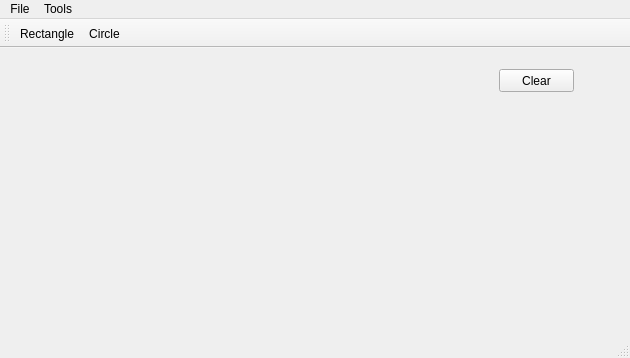
Before: the Qt Designer form Paint/mainwindow.ui in DerCodeHahn/cpp, drawn with Qt 5.
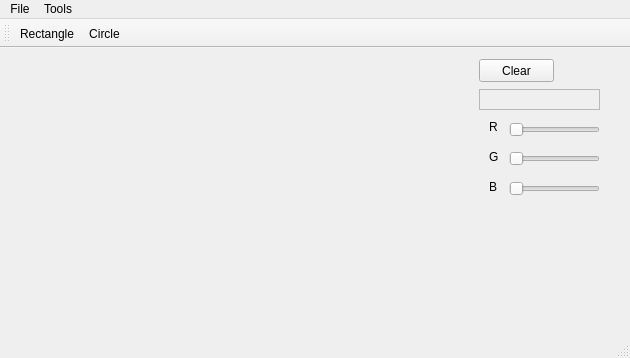
After: the same form once the commit is applied.

Commit message: added RGB Color Picker

```diff
--- a/Paint/mainwindow.ui
+++ b/Paint/mainwindow.ui
@@ -34,8 +34,8 @@
       <widget class="QPushButton" name="clearButton">
        <property name="geometry">
         <rect>
-         <x>30</x>
-         <y>10</y>
+         <x>10</x>
+         <y>0</y>
          <width>75</width>
          <height>23</height>
         </rect>
@@ -50,6 +50,109 @@
         <bool>false</bool>
        </property>
       </widget>
+      <widget class="QSlider" name="redSlider">
+       <property name="geometry">
+        <rect>
+         <x>40</x>
+         <y>60</y>
+         <width>91</width>
+         <height>22</height>
+        </rect>
+       </property>
+       <property name="maximum">
+        <number>255</number>
+       </property>
+       <property name="orientation">
+        <enum>Qt::Horizontal</enum>
+       </property>
+      </widget>
+      <widget class="QSlider" name="greenSlider">
+       <property name="geometry">
+        <rect>
+         <x>40</x>
+         <y>90</y>
+         <width>91</width>
+         <height>20</height>
+        </rect>
+       </property>
+       <property name="maximum">
+        <number>255</number>
+       </property>
+       <property name="orientation">
+        <enum>Qt::Horizontal</enum>
+       </property>
+      </widget>
+      <widget class="QSlider" name="blueSlider">
+       <property name="geometry">
+        <rect>
+         <x>40</x>
+         <y>120</y>
+         <width>91</width>
+         <height>20</height>
+        </rect>
+       </property>
+       <property name="maximum">
+        <number>255</number>
+       </property>
+       <property name="orientation">
+        <enum>Qt::Horizontal</enum>
+       </property>
+      </widget>
+      <widget class="QLabel" name="label">
+       <property name="geometry">
+        <rect>
+         <x>20</x>
+         <y>60</y>
+         <width>16</width>
+         <height>16</height>
+        </rect>
+       </property>
+       <property name="text">
+        <string>R</string>
+       </property>
+      </widget>
+      <widget class="QLabel" name="label_2">
+       <property name="geometry">
+        <rect>
+         <x>20</x>
+         <y>90</y>
+         <width>16</width>
+         <height>16</height>
+        </rect>
+       </property>
+       <property name="text">
+        <string>G</string>
+       </property>
+      </widget>
+      <widget class="QLabel" name="label_3">
+       <property name="geometry">
+        <rect>
+         <x>20</x>
+         <y>120</y>
+         <width>16</width>
+         <height>16</height>
+        </rect>
+       </property>
+       <property name="text">
+        <string>B</string>
+       </property>
+      </widget>
+      <widget class="QFrame" name="selectedColor">
+       <property name="geometry">
+        <rect>
+         <x>10</x>
+         <y>30</y>
+         <width>121</width>
+         <height>21</height>
+        </rect>
+       </property>
+       <property name="frameShape">
+        <enum>QFrame::StyledPanel</enum>
+       </property>
+       <property name="frameShadow">
+        <enum>QFrame::Raised</enum>
+       </property>
+      </widget>
      </widget>
     </item>
    </layout>
```
The commit also changes 4 other files.
